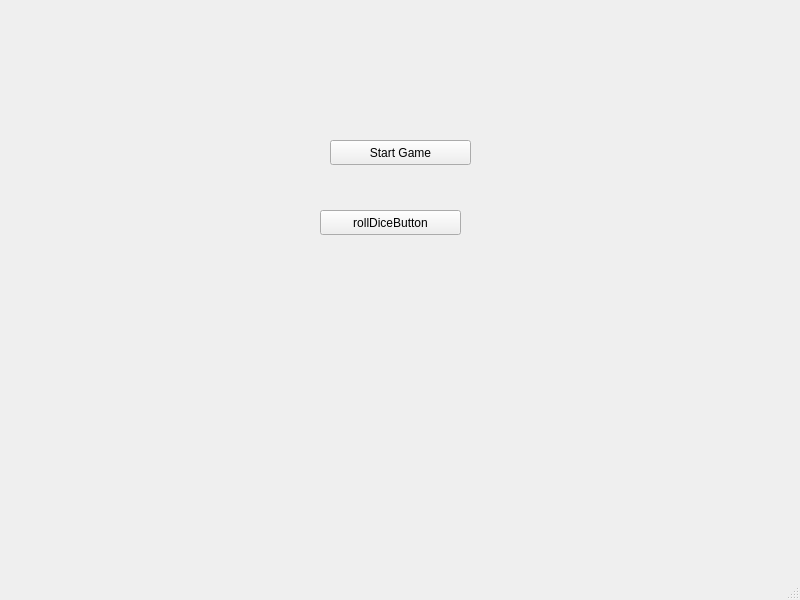
First picture: the form in Dev/ClientServerImpl/Client/Client/Client/mainwindow.ui, repository TSmajli/Monopoly, before the edit.
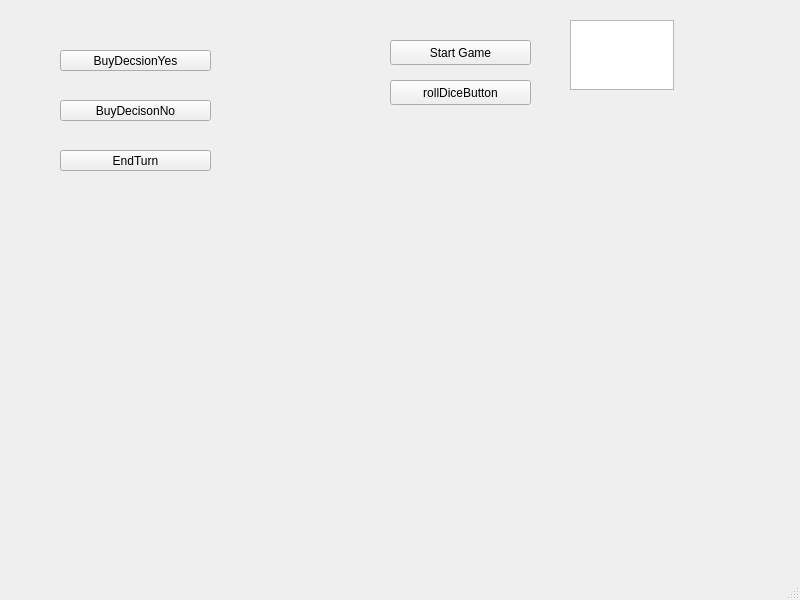
Second picture: the form after the edit.

```diff
--- a/Dev/ClientServerImpl/Client/Client/Client/mainwindow.ui
+++ b/Dev/ClientServerImpl/Client/Client/Client/mainwindow.ui
@@ -17,8 +17,8 @@
    <widget class="QPushButton" name="rollDiceButton">
     <property name="geometry">
      <rect>
-      <x>320</x>
-      <y>210</y>
+      <x>390</x>
+      <y>80</y>
       <width>141</width>
       <height>25</height>
      </rect>
@@ -30,8 +30,8 @@
    <widget class="QPushButton" name="StartGameButton">
     <property name="geometry">
      <rect>
-      <x>330</x>
-      <y>140</y>
+      <x>390</x>
+      <y>40</y>
       <width>141</width>
       <height>25</height>
      </rect>
@@ -40,6 +40,55 @@
      <string>Start Game</string>
     </property>
    </widget>
+   <widget class="QPushButton" name="BuyDecisonYes_Button">
+    <property name="geometry">
+     <rect>
+      <x>60</x>
+      <y>50</y>
+      <width>151</width>
+      <height>21</height>
+     </rect>
+    </property>
+    <property name="text">
+     <string>BuyDecsionYes</string>
+    </property>
+   </widget>
+   <widget class="QPushButton" name="BuyDecsionNo_Button">
+    <property name="geometry">
+     <rect>
+      <x>60</x>
+      <y>100</y>
+      <width>151</width>
+      <height>21</height>
+     </rect>
+    </property>
+    <property name="text">
+     <string>BuyDecisonNo</string>
+    </property>
+   </widget>
+   <widget class="QPushButton" name="EndTurn_Button">
+    <property name="geometry">
+     <rect>
+      <x>60</x>
+      <y>150</y>
+      <width>151</width>
+      <height>21</height>
+     </rect>
+    </property>
+    <property name="text">
+     <string>EndTurn</string>
+    </property>
+   </widget>
+   <widget class="QTextEdit" name="textEdit">
+    <property name="geometry">
+     <rect>
+      <x>570</x>
+      <y>20</y>
+      <width>104</width>
+      <height>70</height>
+     </rect>
+    </property>
+   </widget>
   </widget>
   <widget class="QMenuBar" name="menubar">
    <property name="geometry">
```
Left out of the diff: 2 changed lines with no effect on the pictures.
